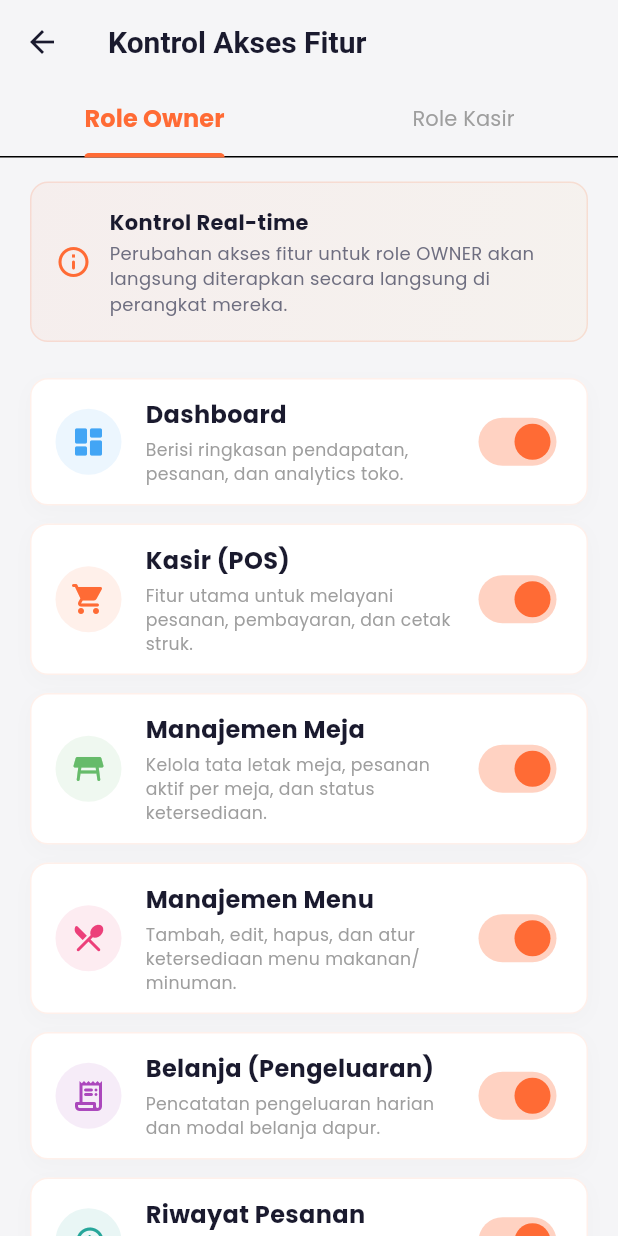
After one commit to Lucifer-pw/Dapoer-Manahan-POS, a Flutter app: the FeatureManagementScreen screen opened directly, on a phone screen of 412 x 824 dp. The commit adds this screen. Run offline on Flutter 3.47's test engine with Material 3 defaults, Android fonts, the phone set to English and light mode, and no system bars; our stand-ins replace cached_network_image, cloud_firestore, connectivity_plus, device_info_plus, dio, firebase_auth and 14 more; missing offline and left inert: blue_thermal_printer, dart:html, google_mlkit_text_recognition; accounts and stored records are empty; network calls fail; project files that could hold a hidden picture were left out.

Commit message:
feat: implement admin feature management access control for owner and kasir roles

```diff
--- a/lib/main.dart
+++ b/lib/main.dart
@@ -20,6 +20,7 @@ import 'providers/navigation_provider.dart';
 import 'providers/connectivity_provider.dart';
 import 'providers/qr_order_provider.dart';
 import 'providers/chat_provider.dart';
+import 'providers/feature_flags_provider.dart';
 import 'screens/customer_order_screen.dart';
 import 'screens/splash_screen.dart';
 import 'utils/constants.dart';
@@ -81,6 +82,7 @@ class DapoerManahanApp extends StatelessWidget {
         ChangeNotifierProvider(create: (_) => ConnectivityProvider()),
         ChangeNotifierProvider(create: (_) => QrOrderProvider()..init()),
         ChangeNotifierProvider(create: (_) => ChatProvider()..init()),
+        ChangeNotifierProvider(create: (_) => FeatureFlagsProvider()),
       ],
       child: Consumer<ThemeProvider>(
         builder: (context, themeProv, _) {
--- /dev/null
+++ b/lib/providers/feature_flags_provider.dart
@@ -0,0 +1,134 @@
+import 'dart:async';
+import 'package:flutter/material.dart';
+import 'package:cloud_firestore/cloud_firestore.dart';
+
+class FeatureFlagsProvider extends ChangeNotifier {
+  final FirebaseFirestore _db = FirebaseFirestore.instance;
+  StreamSubscription<DocumentSnapshot>? _subscription;
+
+  // Cache of features. Key is role (owner/kasir), Value is map of featureId -> bool
+  final Map<String, Map<String, bool>> _flags = {
+    'owner': {
+      'dashboard': true,
+      'pos': true,
+      'table': true,
+      'menu': true,
+      'expense': true,
+      'order_history': true,
+      'cctv': true,
+      'best_seller': true,
+      'salary': true,
+      'user_guide': true,
+      'online_users': true,
+      'sales_chart': true,
+    },
+    'kasir': {
+      'dashboard': true,
+      'pos': true,
+      'table': true,
+      'menu': true,
+      'expense': true,
+      'order_history': true,
+      'cctv': false,
+      'best_seller': true,
+      'salary': false,
+      'user_guide': true,
+      'online_users': false,
+      'sales_chart': true,
+    }
+  };
+
+  bool _isLoading = true;
+
+  Map<String, Map<String, bool>> get flags => _flags;
+  bool get isLoading => _isLoading;
+
+  FeatureFlagsProvider() {
+    _initListener();
+  }
+
+  void _initListener() {
+    _subscription = _db.collection('settings').doc('feature_flags').snapshots().listen((doc) {
+      _isLoading = false;
+      if (doc.exists) {
+        final data = doc.data();
+        if (data != null) {
+          // Parse owner flags
+          if (data['owner'] != null) {
+            final ownerData = data['owner'] as Map<String, dynamic>;
+            ownerData.forEach((key, value) {
+              if (value is bool) {
+                _flags['owner']?[key] = value;
+              }
+            });
+          }
+          // Parse kasir flags
+          if (data['kasir'] != null) {
+            final kasirData = data['kasir'] as Map<String, dynamic>;
+            kasirData.forEach((key, value) {
+              if (value is bool) {
+                _flags['kasir']?[key] = value;
+              }
+            });
+          }
+        }
+      } else {
+        // If document does not exist, let's create it with defaults so it's initialized in Firestore
+        _initializeDocumentWithDefaults();
+      }
+      notifyListeners();
+    }, onError: (e) {
+      debugPrint('Error listening to feature flags: $e');
+      _isLoading = false;
+      notifyListeners();
+    });
+  }
+
+  Future<void> _initializeDocumentWithDefaults() async {
+    try {
+      await _db.collection('settings').doc('feature_flags').set(_flags);
+    } catch (e) {
+      debugPrint('Error initializing feature flags in Firestore: $e');
+    }
+  }
+
+  bool isFeatureEnabled(String role, String featureId) {
+    // Admin always has access to all features
+    if (role.toLowerCase() == 'admin') return true;
+
+    final roleFlags = _flags[role.toLowerCase()];
+    if (roleFlags != null) {
+      return roleFlags[featureId] ?? true; // Default to true if not specified
+    }
+
+    return true; // Default fallback
+  }
+
+  Future<void> updateFeature(String role, String featureId, bool enabled) async {
+    final normalizedRole = role.toLowerCase();
+    if (normalizedRole != 'owner' && normalizedRole != 'kasir') return;
+
+    // Optimistic update
+    _flags[normalizedRole]?[featureId] = enabled;
+    notifyListeners();
+
+    try {
+      await _db.collection('settings').doc('feature_flags').set({
+        normalizedRole: {
+          featureId: enabled,
+        }
+      }, SetOptions(merge: true));
+    } catch (e) {
+      debugPrint('Error updating feature flag in Firestore: $e');
+      // Revert in case of error
+      _initListener(); // Reload from Firestore
+      rethrow;
+    }
+  }
+
+  @override
+  void dispose() {
+    _subscription?.cancel();
+    super.dispose();
+  }
+}
--- /dev/null
+++ b/lib/screens/feature_management_screen.dart
@@ -0,0 +1,332 @@
+import 'package:flutter/material.dart';
+import 'package:provider/provider.dart';
+import '../providers/feature_flags_provider.dart';
+import '../utils/constants.dart';
+
+class FeatureManagementScreen extends StatefulWidget {
+  const FeatureManagementScreen({super.key});
+
+  @override
+  State<FeatureManagementScreen> createState() => _FeatureManagementScreenState();
+}
+
+class _FeatureManagementScreenState extends State<FeatureManagementScreen> with SingleTickerProviderStateMixin {
+  late TabController _tabController;
+
+  @override
+  void initState() {
+    super.initState();
+    _tabController = TabController(length: 2, vsync: this);
+  }
+
+  @override
+  void dispose() {
+    _tabController.dispose();
+    super.dispose();
+  }
+
+  // List of all features to manage
+  final List<FeatureItem> _features = [
+    FeatureItem(
+      id: 'dashboard',
+      title: 'Dashboard',
+      description: 'Berisi ringkasan pendapatan, pesanan, dan analytics toko.',
+      icon: Icons.dashboard_rounded,
+      color: const Color(0xFF42A5F5),
+    ),
+    FeatureItem(
+      id: 'pos',
+      title: 'Kasir (POS)',
+      description: 'Fitur utama untuk melayani pesanan, pembayaran, dan cetak struk.',
+      icon: Icons.shopping_cart_rounded,
+      color: const Color(0xFFFF6B35),
+    ),
+    FeatureItem(
+      id: 'table',
+      title: 'Manajemen Meja',
+      description: 'Kelola tata letak meja, pesanan aktif per meja, dan status ketersediaan.',
+      icon: Icons.table_restaurant_rounded,
+      color: const Color(0xFF66BB6A),
+    ),
+    FeatureItem(
+      id: 'menu',
+      title: 'Manajemen Menu',
+      description: 'Tambah, edit, hapus, dan atur ketersediaan menu makanan/minuman.',
+      icon: Icons.restaurant_menu_rounded,
+      color: const Color(0xFFEC407A),
+    ),
+    FeatureItem(
+      id: 'expense',
+      title: 'Belanja (Pengeluaran)',
+      description: 'Pencatatan pengeluaran harian dan modal belanja dapur.',
+      icon: Icons.receipt_long_rounded,
+      color: const Color(0xFFAB47BC),
+    ),
+    FeatureItem(
+      id: 'order_history',
+      title: 'Riwayat Pesanan',
+      description: 'Melihat semua transaksi pesanan yang telah selesai atau batal.',
+      icon: Icons.history_rounded,
+      color: const Color(0xFF26A69A),
+    ),
+    FeatureItem(
+      id: 'cctv',
+      title: 'CCTV Monitor',
+      description: 'Monitor live feed CCTV restoran langsung dari aplikasi.',
+      icon: Icons.videocam_rounded,
+      color: const Color(0xFFFFB300),
+    ),
+    FeatureItem(
+      id: 'best_seller',
+      title: 'Best Seller',
+      description: 'Menampilkan menu paling populer dan paling laris terjual.',
+      icon: Icons.auto_awesome_rounded,
+      color: const Color(0xFFFF7043),
+    ),
+    FeatureItem(
+      id: 'salary',
+      title: 'Gaji Karyawan',
+      description: 'Sistem slip gaji, bonus, dan pencatatan kasbon karyawan.',
+      icon: Icons.payments_rounded,
+      color: const Color(0xFF26C6DA),
+    ),
+    FeatureItem(
+      id: 'user_guide',
+      title: 'Panduan Pengguna',
+      description: 'Dokumentasi dan petunjuk penggunaan aplikasi lengkap.',
+      icon: Icons.menu_book_rounded,
+      color: const Color(0xFF78909C),
+    ),
+    FeatureItem(
+      id: 'online_users',
+      title: 'Status Karyawan Online',
+      description: 'Melihat siapa saja karyawan yang sedang aktif membuka aplikasi.',
+      icon: Icons.people_outline_rounded,
+      color: const Color(0xFF5C6BC0),
+    ),
+    FeatureItem(
+      id: 'sales_chart',
+      title: 'Grafik Penjualan',
+      description: 'Visualisasi performa penjualan mingguan/bulanan.',
+      icon: Icons.bar_chart_rounded,
+      color: const Color(0xFF8D6E63),
+    ),
+  ];
+
+  @override
+  Widget build(BuildContext context) {
+    final featureProvider = Provider.of<FeatureFlagsProvider>(context);
+
+    return Scaffold(
+      backgroundColor: AppColors.background,
+      appBar: AppBar(
+        title: const Text('Kontrol Akses Fitur'),
+        backgroundColor: Colors.transparent,
+        elevation: 0,
+        bottom: TabBar(
+          controller: _tabController,
+          indicatorColor: AppColors.primary,
+          indicatorWeight: 3,
+          labelColor: AppColors.primary,
+          unselectedLabelColor: AppColors.textHint,
+          labelStyle: AppTextStyles.subtitle.copyWith(fontWeight: FontWeight.bold),
+          unselectedLabelStyle: AppTextStyles.bodySecondary,
+          tabs: const [
+            Tab(text: 'Role Owner'),
+            Tab(text: 'Role Kasir'),
+          ],
+        ),
+      ),
+      body: featureProvider.isLoading
+          ? const Center(
+              child: CircularProgressIndicator(color: AppColors.primary),
+            )
+          : TabBarView(
+              controller: _tabController,
+              children: [
+                _buildFeatureList('owner', featureProvider),
+                _buildFeatureList('kasir', featureProvider),
+              ],
+            ),
+    );
+  }
+
+  Widget _buildFeatureList(String role, FeatureFlagsProvider provider) {
+    return SingleChildScrollView(
+      padding: const EdgeInsets.symmetric(horizontal: AppSpacing.xl, vertical: AppSpacing.lg),
+      child: Column(
+        crossAxisAlignment: CrossAxisAlignment.start,
+        children: [
+          // Banner Info
+          Container(
+            padding: const EdgeInsets.all(16),
+            decoration: BoxDecoration(
+              gradient: LinearGradient(
+                colors: [AppColors.primary.withOpacity(0.05), AppColors.secondary.withOpacity(0.05)],
+                begin: Alignment.topLeft,
+                end: Alignment.bottomRight,
+              ),
+              borderRadius: BorderRadius.circular(AppRadius.md),
+              border: Border.all(color: AppColors.primary.withOpacity(0.15)),
+            ),
+            child: Row(
+              children: [
+                const Icon(Icons.info_outline_rounded, color: AppColors.primary, size: 24),
+                const SizedBox(width: 12),
+                Expanded(
+                  child: Column(
+                    crossAxisAlignment: CrossAxisAlignment.start,
+                    children: [
+                      Text(
+                        'Kontrol Real-time',
+                        style: AppTextStyles.body.copyWith(fontWeight: FontWeight.bold),
+                      ),
+                      const SizedBox(height: 2),
+                      Text(
+                        'Perubahan akses fitur untuk role ${role.toUpperCase()} akan langsung diterapkan secara langsung di perangkat mereka.',
+                        style: AppTextStyles.caption.copyWith(color: AppColors.textSecondary),
+                      ),
+                    ],
+                  ),
+                ),
+              ],
+            ),
+          ),
+          const SizedBox(height: 24),
+
+          // Features Toggles
+          ListView.separated(
+            shrinkWrap: true,
+            physics: const NeverScrollableScrollPhysics(),
+            itemCount: _features.length,
+            separatorBuilder: (context, index) => const SizedBox(height: 12),
+            itemBuilder: (context, index) {
+              final item = _features[index];
+              final isEnabled = provider.isFeatureEnabled(role, item.id);
+
+              return Container(
+                decoration: BoxDecoration(
+                  color: AppColors.surface,
+                  borderRadius: BorderRadius.circular(AppRadius.md),
+                  border: Border.all(
+                    color: isEnabled
+                        ? AppColors.primary.withOpacity(0.1)
+                        : AppColors.border.withOpacity(0.1),
+                    width: 1,
+                  ),
+                  boxShadow: [
+                    BoxShadow(
+                      color: Colors.black.withOpacity(0.02),
+                      blurRadius: 10,
+                      offset: const Offset(0, 4),
+                    )
+                  ],
+                ),
+                child: Padding(
+                  padding: const EdgeInsets.symmetric(horizontal: 16.0, vertical: 12.0),
+                  child: Row(
+                    children: [
+                      // Icon with styled colored circle background
+                      Container(
+                        padding: const EdgeInsets.all(10),
+                        decoration: BoxDecoration(
+                          color: item.color.withOpacity(0.1),
+                          shape: BoxShape.circle,
+                        ),
+                        child: Icon(
+                          item.icon,
+                          color: item.color,
+                          size: 24,
+                        ),
+                      ),
+                      const SizedBox(width: 16),
+                      // Text info
+                      Expanded(
+                        child: Column(
+                          crossAxisAlignment: CrossAxisAlignment.start,
+                          children: [
+                            Text(
+                              item.title,
+                              style: AppTextStyles.subtitle.copyWith(
+                                fontWeight: FontWeight.bold,
+                                color: isEnabled ? AppColors.textPrimary : AppColors.textSecondary,
+                              ),
+                            ),
+                            const SizedBox(height: 4),
+                            Text(
+                              item.description,
+                              style: AppTextStyles.caption.copyWith(
+                                color: AppColors.textHint,
+                                fontSize: 11.5,
+                              ),
+                            ),
+                          ],
+                        ),
+                      ),
+                      const SizedBox(width: 8),
+                      Switch.adaptive(
+                        value: isEnabled,
+                        activeColor: AppColors.primary,
+                        activeTrackColor: AppColors.primary.withOpacity(0.3),
+                        onChanged: (value) async {
+                          final messenger = ScaffoldMessenger.of(context);
+                          try {
+                            await provider.updateFeature(role, item.id, value);
+                            if (mounted) {
+                              messenger.clearSnackBars();
+                              messenger.showSnackBar(
+                                SnackBar(
+                                  content: Text(
+                                    'Fitur "${item.title}" untuk ${role.toUpperCase()} berhasil di-${value ? "ON" : "OFF"}-kan',
+                                    style: const TextStyle(color: Colors.white),
+                                  ),
+                                  backgroundColor: value ? AppColors.success : AppColors.error,
+                                  duration: const Duration(seconds: 1),
+                                  behavior: SnackBarBehavior.floating,
+                                  margin: const EdgeInsets.all(16),
+                                  shape: RoundedRectangleBorder(
+                                    borderRadius: BorderRadius.circular(AppRadius.md),
+                                  ),
+                                ),
+                              );
+                            }
+                          } catch (e) {
+                            if (mounted) {
+                              messenger.showSnackBar(
+                                SnackBar(
+                                  content: Text('Gagal memperbarui fitur: $e'),
+                                  backgroundColor: AppColors.error,
+                                ),
+                              );
+                            }
+                          }
+                        },
+                      ),
+                    ],
+                  ),
+                ),
+              );
+            },
+          ),
+          const SizedBox(height: 24),
+        ],
+      ),
+    );
+  }
+}
+
+class FeatureItem {
+  final String id;
+  final String title;
+  final String description;
+  final IconData icon;
+  final Color color;
+
+  FeatureItem({
+    required this.id,
+    required this.title,
+    required this.description,
+    required this.icon,
+    required this.color,
+  });
+}
--- a/lib/screens/home_screen.dart
+++ b/lib/screens/home_screen.dart
@@ -11,6 +11,7 @@ import '../providers/navigation_provider.dart';
 import '../providers/menu_provider.dart';
 import '../providers/connectivity_provider.dart';
 import '../providers/printer_provider.dart';
+import '../providers/feature_flags_provider.dart';
 import '../widgets/pulsing_badge.dart';
 import '../models/order.dart';
 import '../utils/constants.dart';
@@ -163,6 +164,10 @@ class _HomeScreenState extends State<HomeScreen> {
 
   @override
   Widget build(BuildContext context) {
+    final featureFlags = Provider.of<FeatureFlagsProvider>(context);
+    final authProv = Provider.of<AuthProvider>(context, listen: false);
+    final role = authProv.role;
+
     return Scaffold(
       backgroundColor: AppColors.background,
       body: SafeArea(
@@ -185,7 +190,9 @@ class _HomeScreenState extends State<HomeScreen> {
             children: [
               _buildBillingBanner(),
               _buildAppBar(),
+              if (featureFlags.isFeatureEnabled(role, 'user_guide'))
                 _buildUserGuideBanner(),
+              if (featureFlags.isFeatureEnabled(role, 'online_users'))
                 _buildOnlineUsersSection(),
               const SizedBox(height: 20),
               _buildPeriodSelector(),
@@ -199,17 +206,22 @@ class _HomeScreenState extends State<HomeScreen> {
               else
                 _buildStatsSection(),
               const SizedBox(height: 20),
+              if (featureFlags.isFeatureEnabled(role, 'best_seller')) ...[
                 _buildBestSellerBanner(),
                 const SizedBox(height: 12),
+              ],
               Consumer<AuthProvider>(builder: (context, auth, _) {
                 if (!auth.isAdmin && !auth.isOwner) return const SizedBox.shrink();
+                if (!featureFlags.isFeatureEnabled(role, 'salary')) return const SizedBox.shrink();
                 return Column(children: [
                   _buildSalaryBanner(),
                   const SizedBox(height: 20),
                 ]);
               }),
+              if (featureFlags.isFeatureEnabled(role, 'sales_chart')) ...[
                 _buildDynamicChart(),
                 const SizedBox(height: 20),
+              ],
               _buildOrdersSection(),
               const SizedBox(height: 20),
             ],
@@ -392,7 +404,7 @@ class _HomeScreenState extends State<HomeScreen> {
                 ],
               ),
             ),
-            if (auth.isAdmin || auth.isOwner)
+            if ((auth.isAdmin || auth.isOwner) && Provider.of<FeatureFlagsProvider>(context, listen: false).isFeatureEnabled(auth.role, 'cctv'))
               PopupMenuItem<String>(
                 value: 'cctv',
                 child: Row(
@@ -403,7 +415,7 @@ class _HomeScreenState extends State<HomeScreen> {
                   ],
                 ),
               ),
-            if (!auth.isAdmin)
+            if (!auth.isAdmin && Provider.of<FeatureFlagsProvider>(context, listen: false).isFeatureEnabled(auth.role, 'user_guide'))
               PopupMenuItem<String>(
                 value: 'guide',
                 child: Row(
```
Also changed, not shown: lib/screens/app_settings_screen.dart (+13 -0 lines), lib/screens/main_shell.dart (+45 -37 lines). Lines whose indentation alone changed are shown as unchanged.
